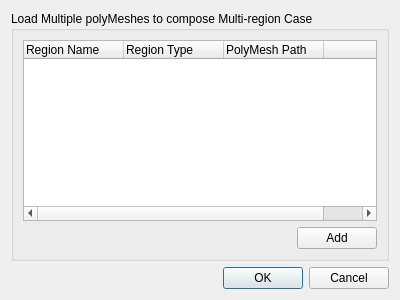
Above: baramFlow/view/main_window/menu/mesh/poly_meshes_dialog.ui from nextfoam/baram before the change. Below: the same form after it.
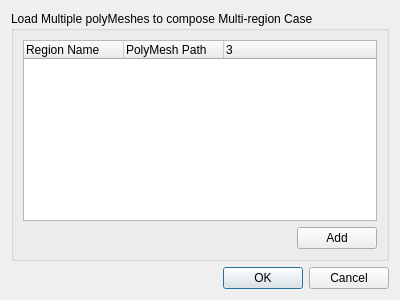
That is the form after the change.

Commit message: multiple polyMesh를 로딩할 때 각 region의 fluid/solid 선택 기능 제거

The edit to the form file:
```diff
--- a/baramFlow/view/main_window/menu/mesh/poly_meshes_dialog.ui
+++ b/baramFlow/view/main_window/menu/mesh/poly_meshes_dialog.ui
@@ -32,7 +32,7 @@
          <number>0</number>
         </property>
         <property name="columnCount">
-         <number>4</number>
+         <number>3</number>
         </property>
         <attribute name="headerVisible">
          <bool>true</bool>
@@ -42,11 +42,6 @@
           <string>Region Name</string>
          </property>
         </column>
-        <column>
-         <property name="text">
-          <string>Region Type</string>
-         </property>
-        </column>
         <column>
          <property name="text">
           <string>PolyMesh Path</string>
@@ -54,7 +49,7 @@
         </column>
         <column>
          <property name="text">
-          <string> </string>
+          <string/>
          </property>
         </column>
        </widget>
```
The commit also changes 4 other files.
